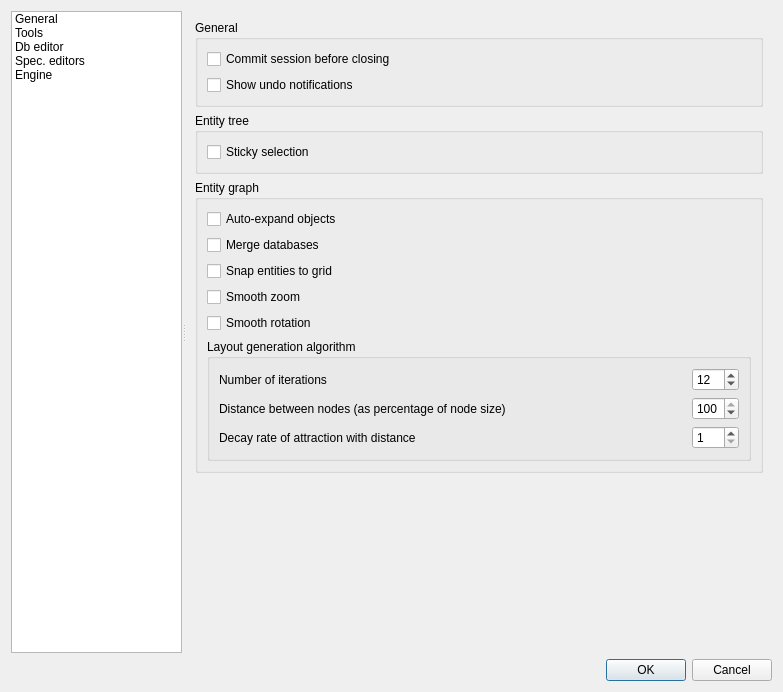
Before: the Qt Designer form spinetoolbox/ui/settings.ui in spine-tools/Spine-Toolbox, drawn with Qt 5.
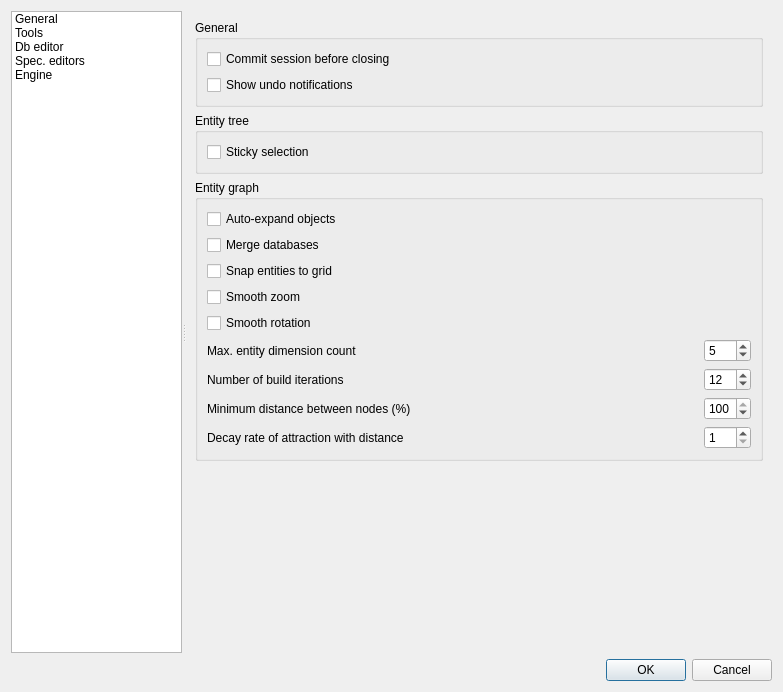
After: the same form once the commit is applied. Icons and pictures are not drawn. Custom widgets are drawn as their Qt base class.

Commit message: Support to save and load graph view states

The edit to the form file:
```diff
--- a/spinetoolbox/ui/settings.ui
+++ b/spinetoolbox/ui/settings.ui
@@ -1113,118 +1113,126 @@
           <property name="title">
            <string>Entity graph</string>
           </property>
-          <layout class="QVBoxLayout" name="verticalLayout_10">
-           <item>
-            <widget class="QCheckBox" name="checkBox_auto_expand_objects">
-             <property name="toolTip">
-              <string>&lt;html&gt;&lt;head/&gt;&lt;body&gt;&lt;p&gt;&lt;span style=&quot; font-weight:600;&quot;&gt;Checked&lt;/span&gt;: Whenever an object is included in the Entity graph, the graph automatically includes &lt;span style=&quot; font-style:italic;&quot;&gt;all&lt;/span&gt; its relationships.&lt;/p&gt;&lt;p&gt;&lt;span style=&quot; font-weight:600;&quot;&gt;Unchecked&lt;/span&gt;: Whenever &lt;span style=&quot; font-style:italic;&quot;&gt;all&lt;/span&gt; the objects in a relationship are included in the Entity graph, the graph automatically includes the relationship.&lt;/p&gt;&lt;p&gt;Note: This setting is a global default, but can be locally overriden in every Spine DB editor session.&lt;/p&gt;&lt;/body&gt;&lt;/html&gt;</string>
-             </property>
-             <property name="text">
-              <string>Auto-expand objects</string>
-             </property>
-            </widget>
-           </item>
-           <item>
-            <widget class="QCheckBox" name="checkBox_merge_dbs">
-             <property name="text">
-              <string>Merge databases</string>
-             </property>
-            </widget>
-           </item>
-           <item>
-            <widget class="QCheckBox" name="checkBox_snap_entities">
-             <property name="text">
-              <string>Snap entities to grid</string>
-             </property>
-            </widget>
-           </item>
-           <item>
-            <widget class="QCheckBox" name="checkBox_smooth_entity_graph_zoom">
-             <property name="text">
-              <string>Smooth zoom</string>
-             </property>
-            </widget>
-           </item>
-           <item>
+          <layout class="QGridLayout" name="gridLayout_5">
+           <item row="4" column="0">
             <widget class="QCheckBox" name="checkBox_smooth_entity_graph_rotation">
              <property name="text">
               <string>Smooth rotation</string>
              </property>
             </widget>
            </item>
-           <item>
-            <widget class="QGroupBox" name="groupBox">
-             <property name="title">
-              <string>Layout generation algorithm</string>
+           <item row="3" column="0">
+            <widget class="QCheckBox" name="checkBox_smooth_entity_graph_zoom">
+             <property name="text">
+              <string>Smooth zoom</string>
              </property>
-             <layout class="QGridLayout" name="gridLayout_6">
-              <item row="3" column="1">
-               <widget class="QSpinBox" name="spinBox_layout_algo_neg_weight_exp">
+            </widget>
+           </item>
+           <item row="6" column="1">
+            <widget class="QSpinBox" name="spinBox_layout_algo_max_iterations">
+             <property name="suffix">
+              <string/>
+             </property>
                 <property name="minimum">
                  <number>1</number>
                 </property>
                 <property name="maximum">
                  <number>100</number>
                 </property>
-               </widget>
-              </item>
-              <item row="0" column="0">
+             <property name="value">
+              <number>12</number>
+             </property>
+            </widget>
+           </item>
+           <item row="7" column="0">
+            <widget class="QLabel" name="label_10">
+             <property name="text">
+              <string>Minimum distance between nodes (%)</string>
+             </property>
+            </widget>
+           </item>
+           <item row="7" column="1">
+            <widget class="QSpinBox" name="spinBox_layout_algo_spread_factor">
+             <property name="minimum">
+              <number>1</number>
+             </property>
+             <property name="maximum">
+              <number>100</number>
+             </property>
+             <property name="value">
+              <number>100</number>
+             </property>
+            </widget>
+           </item>
+           <item row="6" column="0">
                <widget class="QLabel" name="label_6">
                 <property name="sizePolicy">
                  <sizepolicy hsizetype="Expanding" vsizetype="Preferred">
-                  <horstretch>0</horstretch>
+               <horstretch>2</horstretch>
                   <verstretch>0</verstretch>
                  </sizepolicy>
                 </property>
                 <property name="text">
-                 <string>Number of iterations</string>
+              <string>Number of build iterations</string>
                 </property>
                </widget>
               </item>
-              <item row="1" column="0">
-               <widget class="QLabel" name="label_10">
+           <item row="0" column="0">
+            <widget class="QCheckBox" name="checkBox_auto_expand_objects">
+             <property name="toolTip">
+              <string>&lt;html&gt;&lt;head/&gt;&lt;body&gt;&lt;p&gt;&lt;span style=&quot; font-weight:600;&quot;&gt;Checked&lt;/span&gt;: Whenever an object is included in the Entity graph, the graph automatically includes &lt;span style=&quot; font-style:italic;&quot;&gt;all&lt;/span&gt; its relationships.&lt;/p&gt;&lt;p&gt;&lt;span style=&quot; font-weight:600;&quot;&gt;Unchecked&lt;/span&gt;: Whenever &lt;span style=&quot; font-style:italic;&quot;&gt;all&lt;/span&gt; the objects in a relationship are included in the Entity graph, the graph automatically includes the relationship.&lt;/p&gt;&lt;p&gt;Note: This setting is a global default, but can be locally overriden in every Spine DB editor session.&lt;/p&gt;&lt;/body&gt;&lt;/html&gt;</string>
+             </property>
                 <property name="text">
-                 <string>Distance between nodes (as percentage of node size)</string>
+              <string>Auto-expand objects</string>
                 </property>
                </widget>
               </item>
-              <item row="3" column="0">
+           <item row="8" column="0">
                <widget class="QLabel" name="label_16">
                 <property name="text">
                  <string>Decay rate of attraction with distance</string>
                 </property>
                </widget>
               </item>
-              <item row="0" column="1">
-               <widget class="QSpinBox" name="spinBox_layout_algo_max_iterations">
-                <property name="suffix">
-                 <string/>
-                </property>
+           <item row="2" column="0">
+            <widget class="QCheckBox" name="checkBox_snap_entities">
+             <property name="text">
+              <string>Snap entities to grid</string>
+             </property>
+            </widget>
+           </item>
+           <item row="1" column="0">
+            <widget class="QCheckBox" name="checkBox_merge_dbs">
+             <property name="text">
+              <string>Merge databases</string>
+             </property>
+            </widget>
+           </item>
+           <item row="8" column="1">
+            <widget class="QSpinBox" name="spinBox_layout_algo_neg_weight_exp">
                 <property name="minimum">
                  <number>1</number>
                 </property>
                 <property name="maximum">
                  <number>100</number>
                 </property>
-                <property name="value">
-                 <number>12</number>
+            </widget>
+           </item>
+           <item row="5" column="0">
+            <widget class="QLabel" name="label_3">
+             <property name="text">
+              <string>Max. entity dimension count</string>
                 </property>
                </widget>
               </item>
-              <item row="1" column="1">
-               <widget class="QSpinBox" name="spinBox_layout_algo_spread_factor">
+           <item row="5" column="1">
+            <widget class="QSpinBox" name="spinBox_max_ent_dim_count">
                 <property name="minimum">
-                 <number>1</number>
-                </property>
-                <property name="maximum">
-                 <number>100</number>
-                </property>
+              <number>2</number>
+             </property>
                 <property name="value">
-                 <number>100</number>
-                </property>
-               </widget>
-              </item>
-             </layout>
+              <number>5</number>
+             </property>
             </widget>
            </item>
           </layout>
```
Left out of the diff: 2 changed lines with no effect on the pictures. Lines whose indentation alone changed are shown as unchanged. The commit also changes 8 other files.
